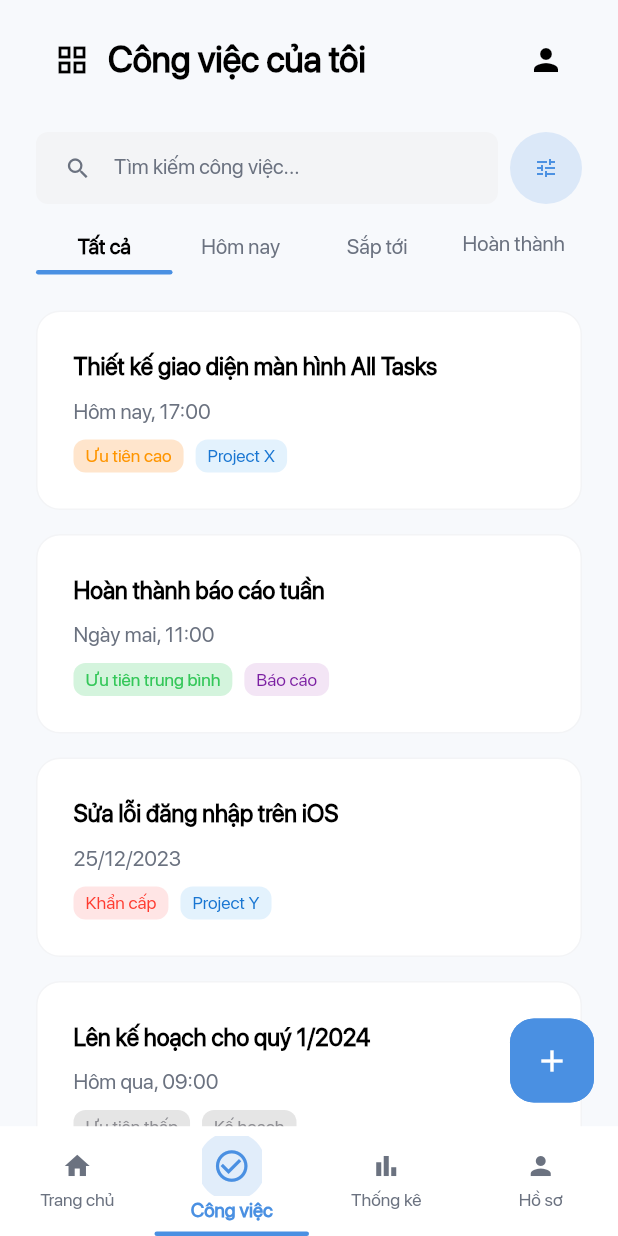
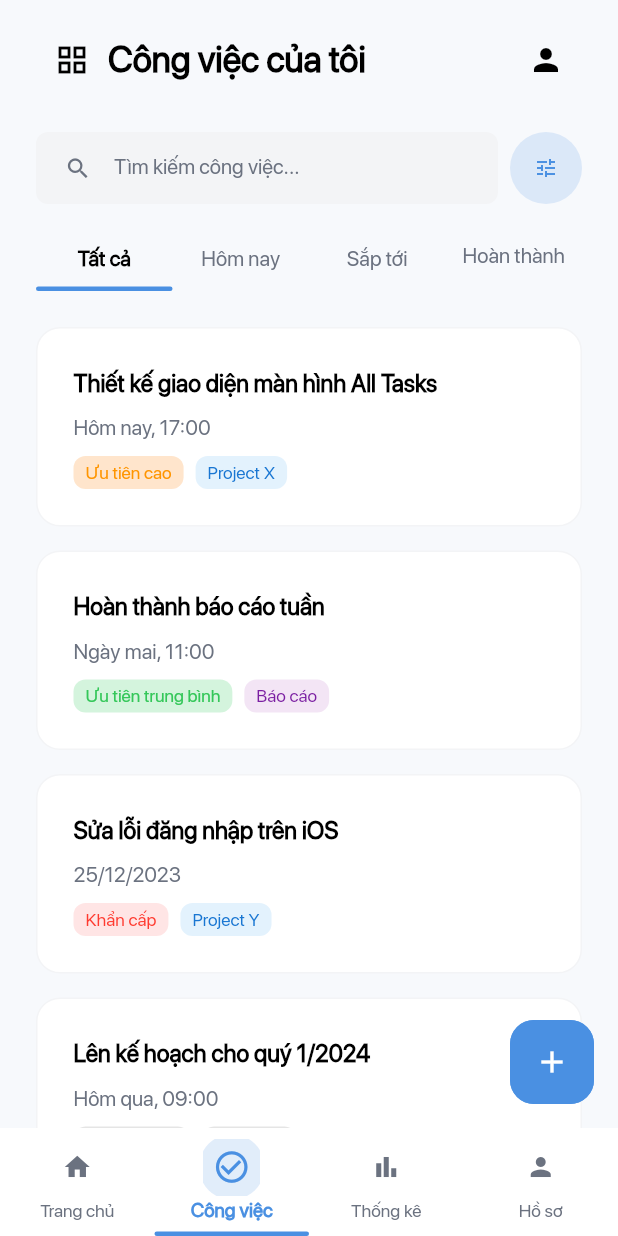
Before and after one commit to huynhkhuanit/task_management_app, a Flutter app: the HomeScreen screen opened directly, item 2 of the bottom bar chosen, on a phone screen of 412 x 824 dp. Run offline on Flutter 3.47's test engine with Material 3 defaults, Android fonts, the phone set to English and light mode, and no system bars.

Commit message:
Refactor TasksScreen and CustomBottomNavigationBar for improved UI; replace GestureDetector with InkWell for better touch feedback, enhance bottom navigation bar layout with consistent sizing and styling adjustments.

```diff
--- a/lib/screens/tasks_screen.dart
+++ b/lib/screens/tasks_screen.dart
@@ -386,13 +386,25 @@ class _TasksScreenState extends State<TasksScreen> {
                           children: List.generate(
                             _categories.length,
                             (index) => Expanded(
-                              child: GestureDetector(
+                              child: InkWell(
                                 onTap: () {
                                   setState(() {
                                     _selectedCategoryIndex = index;
                                   });
                                 },
+                                borderRadius: BorderRadius.circular(8),
+                                splashColor: AppColors.primary.withOpacity(0.1),
+                                highlightColor:
+                                    AppColors.primary.withOpacity(0.05),
+                                child: Padding(
+                                  padding: const EdgeInsets.only(
+                                    left: AppDimensions.paddingSmall,
+                                    right: AppDimensions.paddingSmall,
+                                    top: AppDimensions.paddingSmall,
+                                    bottom: 3.0,
+                                  ),
                                   child: Column(
+                                    mainAxisSize: MainAxisSize.min,
                                     children: [
                                       AnimatedDefaultTextStyle(
                                         duration:
@@ -400,7 +412,8 @@ class _TasksScreenState extends State<TasksScreen> {
                                         curve: Curves.easeInOut,
                                         style: R.styles.body(
                                           size: 14,
-                                        weight: _selectedCategoryIndex == index
+                                          weight:
+                                              _selectedCategoryIndex == index
                                                   ? FontWeight.w700
                                                   : FontWeight.w400,
                                           color: _selectedCategoryIndex == index
@@ -411,6 +424,7 @@ class _TasksScreenState extends State<TasksScreen> {
                                       ),
                                       const SizedBox(height: 7),
                                     ],
+                                  ),
                                 ),
                               ),
                             ),
--- a/lib/widgets/bottom_navigation_bar.dart
+++ b/lib/widgets/bottom_navigation_bar.dart
@@ -13,7 +13,11 @@ class CustomBottomNavigationBar extends StatelessWidget {
   }) : super(key: key);
 
   Widget _buildIcon(IconData icon, bool isSelected, int index) {
-    return ClipRect(
+    return SizedBox(
+      width: 40,
+      height: 38,
+      child: Center(
+        child: ClipRect(
           child: AnimatedScale(
             duration: const Duration(milliseconds: 300),
             curve: Curves.easeInOut,
@@ -21,8 +25,8 @@ class CustomBottomNavigationBar extends StatelessWidget {
             child: AnimatedContainer(
               duration: const Duration(milliseconds: 300),
               curve: Curves.easeInOut,
-          width: isSelected ? 40 : 24,
-          height: isSelected ? 40 : 24,
+              width: isSelected ? 38 : 24,
+              height: isSelected ? 38 : 24,
               decoration: BoxDecoration(
                 color: isSelected
                     ? AppColors.primaryLight.withOpacity(0.2)
@@ -36,19 +40,24 @@ class CustomBottomNavigationBar extends StatelessWidget {
               ),
             ),
           ),
+        ),
+      ),
     );
   }
 
   @override
   Widget build(BuildContext context) {
     return Container(
+      height: 72,
       decoration: const BoxDecoration(
         color: AppColors.white,
       ),
       child: Stack(
         clipBehavior: Clip.none,
         children: [
-          BottomNavigationBar(
+          SizedBox(
+            height: 72,
+            child: BottomNavigationBar(
               currentIndex: currentIndex,
               onTap: onTap,
               type: BottomNavigationBarType.fixed,
@@ -56,6 +65,11 @@ class CustomBottomNavigationBar extends StatelessWidget {
               selectedItemColor: AppColors.primary,
               unselectedItemColor: AppColors.grey,
               elevation: 0,
+              iconSize: 24,
+              selectedFontSize: 13,
+              unselectedFontSize: 12,
+              showSelectedLabels: true,
+              showUnselectedLabels: true,
               selectedLabelStyle: R.styles.body(
                 size: 13,
                 weight: FontWeight.w600,
@@ -86,6 +100,7 @@ class CustomBottomNavigationBar extends StatelessWidget {
                   label: 'Hồ sơ',
                 ),
               ],
+            ),
           ),
           Positioned(
             bottom: 0,
```
Lines whose indentation alone changed are shown as unchanged.
